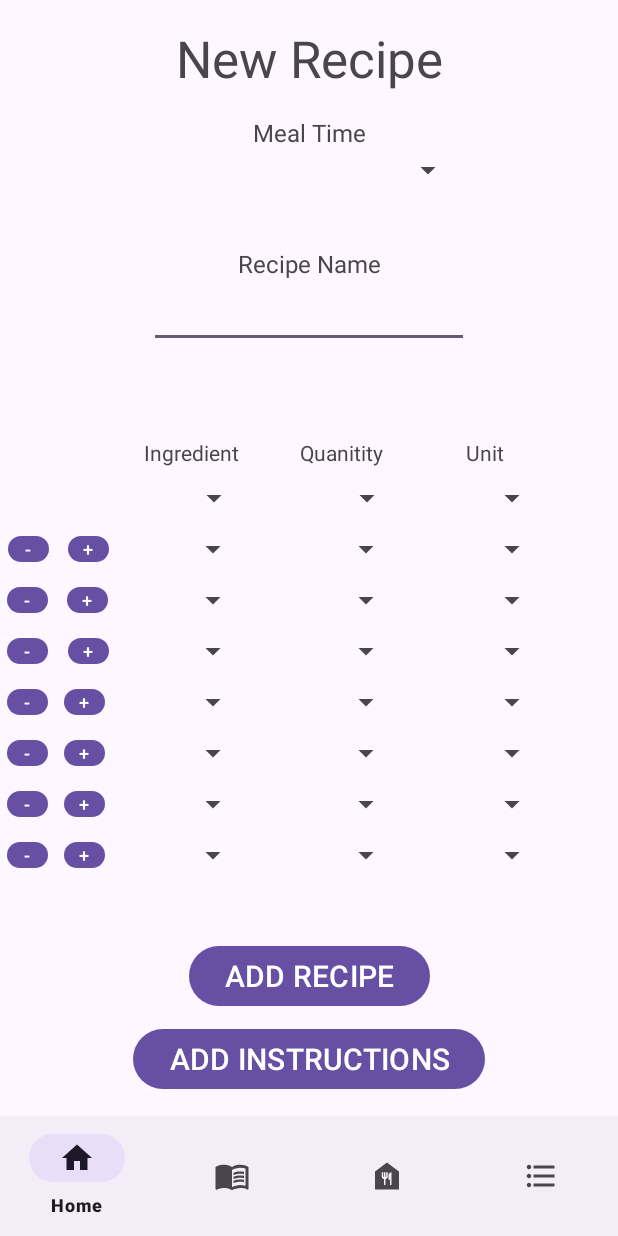
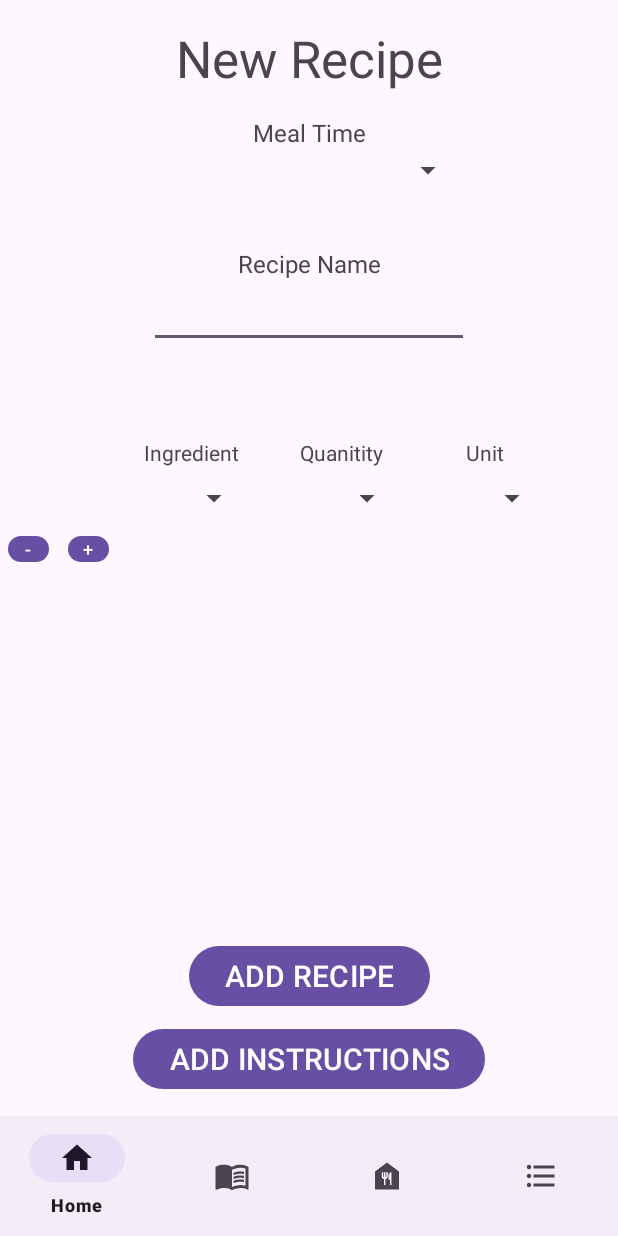
Before and after one commit to TMcBride-MCCC/CIS183_Final, an Android app: the NewRecipe screen opened directly, with no data from a screen before it, on a phone screen of 412 x 824 dp. Run offline under Robolectric (Android 15) with nearby library versions, the phone set to English and light mode, and no system bars.

Commit message:
NewRecipe Buttons/Spinners
-Functions created for invisible on start

```diff
--- a/app/src/main/java/com/example/cis183_final/NewRecipe.java
+++ b/app/src/main/java/com/example/cis183_final/NewRecipe.java
@@ -1,6 +1,8 @@
 package com.example.cis183_final;
 
 import android.os.Bundle;
+import android.view.View;
+import android.widget.Button;
 import android.widget.EditText;
 import android.widget.Spinner;
 
@@ -19,6 +21,50 @@ public class NewRecipe extends AppCompatActivity
     Spinner sp_j_newRecipe_ingredient1;
     Spinner sp_j_newRecipe_quantity1;
     Spinner sp_j_newRecipe_unit1;
+    //Ingredient line #2
+    private boolean line2IsShowing;
+    Button btn_j_newRecipe_deleteIngredientLine2;
+    Button btn_j_newRecipe_addIngredientLine2;
+    Spinner sp_j_newRecipe_ingredient2;
+    Spinner sp_j_newRecipe_quantity2;
+    Spinner sp_j_newRecipe_unit2;
+    //Ingredient line #3
+    Button btn_j_newRecipe_deleteIngredientLine3;
+    Button btn_j_newRecipe_addIngredientLine3;
+    Spinner sp_j_newRecipe_ingredient3;
+    Spinner sp_j_newRecipe_quantity3;
+    Spinner sp_j_newRecipe_unit3;
+    //Ingredient line #4
+    Button btn_j_newRecipe_deleteIngredientLine4;
+    Button btn_j_newRecipe_addIngredientLine4;
+    Spinner sp_j_newRecipe_ingredient4;
+    Spinner sp_j_newRecipe_quantity4;
+    Spinner sp_j_newRecipe_unit4;
+    //Ingredient line #5
+    Button btn_j_newRecipe_deleteIngredientLine5;
+    Button btn_j_newRecipe_addIngredientLine5;
+    Spinner sp_j_newRecipe_ingredient5;
+    Spinner sp_j_newRecipe_quantity5;
+    Spinner sp_j_newRecipe_unit5;
+    //Ingredient line #6
+    Button btn_j_newRecipe_deleteIngredientLine6;
+    Button btn_j_newRecipe_addIngredientLine6;
+    Spinner sp_j_newRecipe_ingredient6;
+    Spinner sp_j_newRecipe_quantity6;
+    Spinner sp_j_newRecipe_unit6;
+    //Ingredient line #7
+    Button btn_j_newRecipe_deleteIngredientLine7;
+    Button btn_j_newRecipe_addIngredientLine7;
+    Spinner sp_j_newRecipe_ingredient7;
+    Spinner sp_j_newRecipe_quantity7;
+    Spinner sp_j_newRecipe_unit7;
+    //Ingredient line #8
+    Button btn_j_newRecipe_deleteIngredientLine8;
+    Button btn_j_newRecipe_addIngredientLine8;
+    Spinner sp_j_newRecipe_ingredient8;
+    Spinner sp_j_newRecipe_quantity8;
+    Spinner sp_j_newRecipe_unit8;
+
 
     @Override
     protected void onCreate(Bundle savedInstanceState)
@@ -28,6 +74,127 @@ public class NewRecipe extends AppCompatActivity
         setContentView(R.layout.activity_new_recipe);
 
         //Connect JAVA variables to GUI variables
+        sp_j_newRecipe_mealTime = findViewById(R.id.sp_v_newRecipe_mealTime);
+        et_j_newRecipe_recipeName = findViewById(R.id.et_v_newRecipe_recipeName);
+        //Ingredient line #1
+        sp_j_newRecipe_ingredient1 = findViewById(R.id.sp_v_newRecipe_ingredient1);
+        sp_j_newRecipe_quantity1 = findViewById(R.id.sp_v_newRecipe_quantity1);
+        sp_j_newRecipe_unit1 = findViewById(R.id.sp_v_newRecipe_unit1);
+        //Ingredient line #2
+        btn_j_newRecipe_deleteIngredientLine2 = findViewById(R.id.btn_v_newRecipe_deleteIngredientLine2);
+        btn_j_newRecipe_addIngredientLine2 = findViewById(R.id.btn_v_newRecipe_addIngredientLine2);
+        sp_j_newRecipe_ingredient2 = findViewById(R.id.sp_v_newRecipe_ingredient2);
+        sp_j_newRecipe_quantity2 = findViewById(R.id.sp_v_newRecipe_quantity2);
+        sp_j_newRecipe_unit2 = findViewById(R.id.sp_v_newRecipe_unit2);
+        //Ingredient line #3
+        btn_j_newRecipe_deleteIngredientLine3 = findViewById(R.id.btn_v_newRecipe_deleteIngredientLine3);
+        btn_j_newRecipe_addIngredientLine3 = findViewById(R.id.btn_v_newRecipe_addIngredientLine3);
+        sp_j_newRecipe_ingredient3 = findViewById(R.id.sp_v_newRecipe_ingredient3);
+        sp_j_newRecipe_quantity3 = findViewById(R.id.sp_v_newRecipe_quantity3);
+        sp_j_newRecipe_unit3 = findViewById(R.id.sp_v_newRecipe_unit3);
+        //Ingredient line #4
+        btn_j_newRecipe_deleteIngredientLine4 = findViewById(R.id.btn_v_newRecipe_deleteIngredientLine4);
+        btn_j_newRecipe_addIngredientLine4 = findViewById(R.id.btn_v_newRecipe_addIngredientLine4);
+        sp_j_newRecipe_ingredient4 = findViewById(R.id.sp_v_newRecipe_ingredient4);
+        sp_j_newRecipe_quantity4 = findViewById(R.id.sp_v_newRecipe_quantity4);
+        sp_j_newRecipe_unit4 = findViewById(R.id.sp_v_newRecipe_unit4);
+        //Ingredient line #5
+        btn_j_newRecipe_deleteIngredientLine5 = findViewById(R.id.btn_v_newRecipe_deleteIngredientLine5);
+        btn_j_newRecipe_addIngredientLine5 = findViewById(R.id.btn_v_newRecipe_addIngredientLine5);
+        sp_j_newRecipe_ingredient5 = findViewById(R.id.sp_v_newRecipe_ingredient5);
+        sp_j_newRecipe_quantity5 = findViewById(R.id.sp_v_newRecipe_quantity5);
+        sp_j_newRecipe_unit5 = findViewById(R.id.sp_v_newRecipe_unit5);
+        //Ingredient line #6
+        btn_j_newRecipe_deleteIngredientLine6 = findViewById(R.id.btn_v_newRecipe_deleteIngredientLine6);
+        btn_j_newRecipe_addIngredientLine6 = findViewById(R.id.btn_v_newRecipe_addIngredientLine6);
+        sp_j_newRecipe_ingredient6 = findViewById(R.id.sp_v_newRecipe_ingredient6);
+        sp_j_newRecipe_quantity6 = findViewById(R.id.sp_v_newRecipe_quantity6);
+        sp_j_newRecipe_unit6 = findViewById(R.id.sp_v_newRecipe_unit6);
+        //Ingredient line #7
+        btn_j_newRecipe_deleteIngredientLine7 = findViewById(R.id.btn_v_newRecipe_deleteIngredientLine7);
+        btn_j_newRecipe_addIngredientLine7 = findViewById(R.id.btn_v_newRecipe_addIngredientLine7);
+        sp_j_newRecipe_ingredient7 = findViewById(R.id.sp_v_newRecipe_ingredient7);
+        sp_j_newRecipe_quantity7 = findViewById(R.id.sp_v_newRecipe_quantity7);
+        sp_j_newRecipe_unit7 = findViewById(R.id.sp_v_newRecipe_unit7);
+        //Ingredient line #8
+        btn_j_newRecipe_deleteIngredientLine8 = findViewById(R.id.btn_v_newRecipe_deleteIngredientLine8);
+        btn_j_newRecipe_addIngredientLine8 = findViewById(R.id.btn_v_newRecipe_addIngredientLine8);
+        sp_j_newRecipe_ingredient8 = findViewById(R.id.sp_v_newRecipe_ingredient8);
+        sp_j_newRecipe_quantity8 = findViewById(R.id.sp_v_newRecipe_quantity8);
+        sp_j_newRecipe_unit8 = findViewById(R.id.sp_v_newRecipe_unit8);
 
+        //Functions
+        onStartSetButtonsInvisible();
+        onStartSetSpinnersInvisible();
+        line2ButtonClickListener();
+    }
+
+    private void onStartSetButtonsInvisible()
+    {
+        //Ingredient line #3
+        btn_j_newRecipe_deleteIngredientLine3.setVisibility(View.INVISIBLE);
+        btn_j_newRecipe_addIngredientLine3.setVisibility(View.INVISIBLE);
+        //Ingredient line #4
+        btn_j_newRecipe_deleteIngredientLine4.setVisibility(View.INVISIBLE);
+        btn_j_newRecipe_addIngredientLine4.setVisibility(View.INVISIBLE);
+        //Ingredient line #5
+        btn_j_newRecipe_deleteIngredientLine5.setVisibility(View.INVISIBLE);
+        btn_j_newRecipe_addIngredientLine5.setVisibility(View.INVISIBLE);
+        //Ingredient line #6
+        btn_j_newRecipe_deleteIngredientLine6.setVisibility(View.INVISIBLE);
+        btn_j_newRecipe_addIngredientLine6.setVisibility(View.INVISIBLE);
+        //Ingredient line #7
+        btn_j_newRecipe_deleteIngredientLine7.setVisibility(View.INVISIBLE);
+        btn_j_newRecipe_addIngredientLine7.setVisibility(View.INVISIBLE);
+        //Ingredient line #8
+        btn_j_newRecipe_deleteIngredientLine8.setVisibility(View.INVISIBLE);
+        btn_j_newRecipe_addIngredientLine8.setVisibility(View.INVISIBLE);
+    }
+
+    private void onStartSetSpinnersInvisible()
+    {
+        //Ingredient line #2
+        sp_j_newRecipe_ingredient2.setVisibility(View.INVISIBLE);
+        sp_j_newRecipe_quantity2.setVisibility(View.INVISIBLE);
+        sp_j_newRecipe_unit2.setVisibility(View.INVISIBLE);
+        //Ingredient line #3
+        sp_j_newRecipe_ingredient3.setVisibility(View.INVISIBLE);
+        sp_j_newRecipe_quantity3.setVisibility(View.INVISIBLE);
+        sp_j_newRecipe_unit3.setVisibility(View.INVISIBLE);
+        //Ingredient line #4
+        sp_j_newRecipe_ingredient4.setVisibility(View.INVISIBLE);
+        sp_j_newRecipe_quantity4.setVisibility(View.INVISIBLE);
+        sp_j_newRecipe_unit4.setVisibility(View.INVISIBLE);
+        //Ingredient line #5
+        sp_j_newRecipe_ingredient5.setVisibility(View.INVISIBLE);
+        sp_j_newRecipe_quantity5.setVisibility(View.INVISIBLE);
+        sp_j_newRecipe_unit5.setVisibility(View.INVISIBLE);
+        //Ingredient line #6
+        sp_j_newRecipe_ingredient6.setVisibility(View.INVISIBLE);
+        sp_j_newRecipe_quantity6.setVisibility(View.INVISIBLE);
+        sp_j_newRecipe_unit6.setVisibility(View.INVISIBLE);
+        //Ingredient line #7
+        sp_j_newRecipe_ingredient7.setVisibility(View.INVISIBLE);
+        sp_j_newRecipe_quantity7.setVisibility(View.INVISIBLE);
+        sp_j_newRecipe_unit7.setVisibility(View.INVISIBLE);
+        //Ingredient line #8
+        sp_j_newRecipe_ingredient8.setVisibility(View.INVISIBLE);
+        sp_j_newRecipe_quantity8.setVisibility(View.INVISIBLE);
+        sp_j_newRecipe_unit8.setVisibility(View.INVISIBLE);
+    }
+
+    private void line2ButtonClickListener()
+    {
+        btn_j_newRecipe_deleteIngredientLine2.setOnClickListener(new View.OnClickListener()
+        {
+            @Override
+            public void onClick(View view)
+            {
+                if (line2IsShowing)
+                {
+
+                }
+            }
+        });
     }
 }
--- a/app/src/main/res/layout/activity_new_recipe.xml
+++ b/app/src/main/res/layout/activity_new_recipe.xml
@@ -6,6 +6,20 @@
     android:layout_width="match_parent"
     android:layout_height="match_parent"
     tools:context=".NewRecipe">
+
+    <Button
+        android:id="@+id/btn_v_newRecipe_deleteIngredientLine8"
+        android:layout_width="27dp"
+        android:layout_height="25dp"
+        android:layout_marginTop="8dp"
+        android:layout_marginEnd="8dp"
+        android:gravity="center"
+        android:padding="0dp"
+        android:text="-"
+        android:textSize="12dp"
+        app:layout_constraintEnd_toStartOf="@+id/btn_v_newRecipe_addIngredientLine3"
+        app:layout_constraintStart_toStartOf="parent"
+        app:layout_constraintTop_toBottomOf="@+id/sp_v_newRecipe_ingredient7" />
 
     <Button
         android:id="@+id/btn_v_newRecipe_deleteIngredientLine7"
@@ -17,9 +31,9 @@
         android:padding="0dp"
         android:text="-"
         android:textSize="12dp"
-        app:layout_constraintEnd_toStartOf="@+id/btn_v_newRecipe_addIngredientLine2"
+        app:layout_constraintEnd_toStartOf="@+id/btn_v_newRecipe_addIngredientLine3"
         app:layout_constraintStart_toStartOf="parent"
-        app:layout_constraintTop_toBottomOf="@+id/sp_v_newRecipe_ingredient7" />
+        app:layout_constraintTop_toBottomOf="@+id/sp_v_newRecipe_ingredient6" />
 
     <Button
         android:id="@+id/btn_v_newRecipe_deleteIngredientLine6"
@@ -31,9 +45,9 @@
         android:padding="0dp"
         android:text="-"
         android:textSize="12dp"
-        app:layout_constraintEnd_toStartOf="@+id/btn_v_newRecipe_addIngredientLine2"
+        app:layout_constraintEnd_toStartOf="@+id/btn_v_newRecipe_addIngredientLine3"
         app:layout_constraintStart_toStartOf="parent"
-        app:layout_constraintTop_toBottomOf="@+id/sp_v_newRecipe_ingredient6" />
+        app:layout_constraintTop_toBottomOf="@+id/sp_v_newRecipe_ingredient5" />
 
     <Button
         android:id="@+id/btn_v_newRecipe_deleteIngredientLine5"
@@ -45,9 +59,9 @@
         android:padding="0dp"
         android:text="-"
         android:textSize="12dp"
-        app:layout_constraintEnd_toStartOf="@+id/btn_v_newRecipe_addIngredientLine2"
+        app:layout_constraintEnd_toStartOf="@+id/btn_v_newRecipe_addIngredientLine3"
         app:layout_constraintStart_toStartOf="parent"
-        app:layout_constraintTop_toBottomOf="@+id/sp_v_newRecipe_ingredient5" />
+        app:layout_constraintTop_toBottomOf="@+id/sp_v_newRecipe_ingredient4" />
 
     <Button
         android:id="@+id/btn_v_newRecipe_deleteIngredientLine4"
@@ -59,9 +73,9 @@
         android:padding="0dp"
         android:text="-"
         android:textSize="12dp"
-        app:layout_constraintEnd_toStartOf="@+id/btn_v_newRecipe_addIngredientLine2"
+        app:layout_constraintEnd_toStartOf="@+id/btn_v_newRecipe_addIngredientLine3"
         app:layout_constraintStart_toStartOf="parent"
-        app:layout_constraintTop_toBottomOf="@+id/sp_v_newRecipe_ingredient4" />
+        app:layout_constraintTop_toBottomOf="@+id/sp_v_newRecipe_ingredient3" />
 
     <Button
         android:id="@+id/btn_v_newRecipe_deleteIngredientLine3"
@@ -73,9 +87,9 @@
         android:padding="0dp"
         android:text="-"
         android:textSize="12dp"
-        app:layout_constraintEnd_toStartOf="@+id/btn_v_newRecipe_addIngredientLine2"
+        app:layout_constraintEnd_toStartOf="@+id/btn_v_newRecipe_addIngredientLine3"
         app:layout_constraintStart_toStartOf="parent"
-        app:layout_constraintTop_toBottomOf="@+id/sp_v_newRecipe_ingredient3" />
+        app:layout_constraintTop_toBottomOf="@+id/sp_v_newRecipe_ingredient2" />
 
     <Button
         android:id="@+id/btn_v_newRecipe_deleteIngredientLine2"
@@ -88,20 +102,6 @@
         android:text="-"
         android:textSize="12dp"
         app:layout_constraintEnd_toStartOf="@+id/btn_v_newRecipe_addIngredientLine2"
-        app:layout_constraintStart_toStartOf="parent"
-        app:layout_constraintTop_toBottomOf="@+id/sp_v_newRecipe_ingredient2" />
-
-    <Button
-        android:id="@+id/btn_v_newRecipe_deleteIngredientLine1"
-        android:layout_width="27dp"
-        android:layout_height="25dp"
-        android:layout_marginTop="8dp"
-        android:layout_marginEnd="8dp"
-        android:gravity="center"
-        android:padding="0dp"
-        android:text="-"
-        android:textSize="12dp"
-        app:layout_constraintEnd_toStartOf="@+id/btn_v_newRecipe_addIngredientLine1"
         app:layout_constraintStart_toStartOf="parent"
         app:layout_constraintTop_toBottomOf="@+id/sp_v_newRecipe_ingredient1" />
 
@@ -138,7 +138,7 @@
         app:layout_constraintTop_toBottomOf="@+id/sp_v_newRecipe_ingredient7" />
 
     <Button
-        android:id="@+id/btn_v_newRecipe_addIngredientLine7"
+        android:id="@+id/btn_v_newRecipe_addIngredientLine8"
         android:layout_width="27dp"
         android:layout_height="25dp"
         android:layout_marginTop="8dp"
@@ -185,7 +185,7 @@
         app:layout_constraintTop_toBottomOf="@+id/sp_v_newRecipe_ingredient6" />
 
     <Button
-        android:id="@+id/btn_v_newRecipe_addIngredientLine6"
+        android:id="@+id/btn_v_newRecipe_addIngredientLine7"
         android:layout_width="27dp"
         android:layout_height="25dp"
         android:layout_marginTop="8dp"
@@ -232,7 +232,7 @@
         app:layout_constraintTop_toBottomOf="@+id/sp_v_newRecipe_ingredient5" />
 
     <Button
-        android:id="@+id/btn_v_newRecipe_addIngredientLine5"
+        android:id="@+id/btn_v_newRecipe_addIngredientLine6"
         android:layout_width="27dp"
         android:layout_height="25dp"
         android:layout_marginTop="8dp"
@@ -279,7 +279,7 @@
         app:layout_constraintTop_toBottomOf="@+id/sp_v_newRecipe_unit4" />
 
     <Button
-        android:id="@+id/btn_v_newRecipe_addIngredientLine4"
+        android:id="@+id/btn_v_newRecipe_addIngredientLine5"
         android:layout_width="27dp"
         android:layout_height="25dp"
         android:layout_marginTop="8dp"
@@ -294,7 +294,7 @@
         app:layout_constraintTop_toBottomOf="@+id/sp_v_newRecipe_ingredient4" />
 
     <Button
-        android:id="@+id/btn_v_newRecipe_addIngredientLine3"
+        android:id="@+id/btn_v_newRecipe_addIngredientLine4"
         android:layout_width="27dp"
         android:layout_height="25dp"
         android:layout_marginTop="8dp"
@@ -373,7 +373,7 @@
         app:layout_constraintTop_toBottomOf="@+id/sp_v_newRecipe_quantity2" />
 
     <Button
-        android:id="@+id/btn_v_newRecipe_addIngredientLine2"
+        android:id="@+id/btn_v_newRecipe_addIngredientLine3"
         android:layout_width="27dp"
         android:layout_height="25dp"
         android:layout_marginTop="8dp"
@@ -564,7 +564,7 @@
         app:layout_constraintTop_toBottomOf="@+id/textView15" />
 
     <Button
-        android:id="@+id/btn_v_newRecipe_addIngredientLine1"
+        android:id="@+id/btn_v_newRecipe_addIngredientLine2"
         android:layout_width="27dp"
         android:layout_height="25dp"
         android:layout_marginTop="8dp"
```
